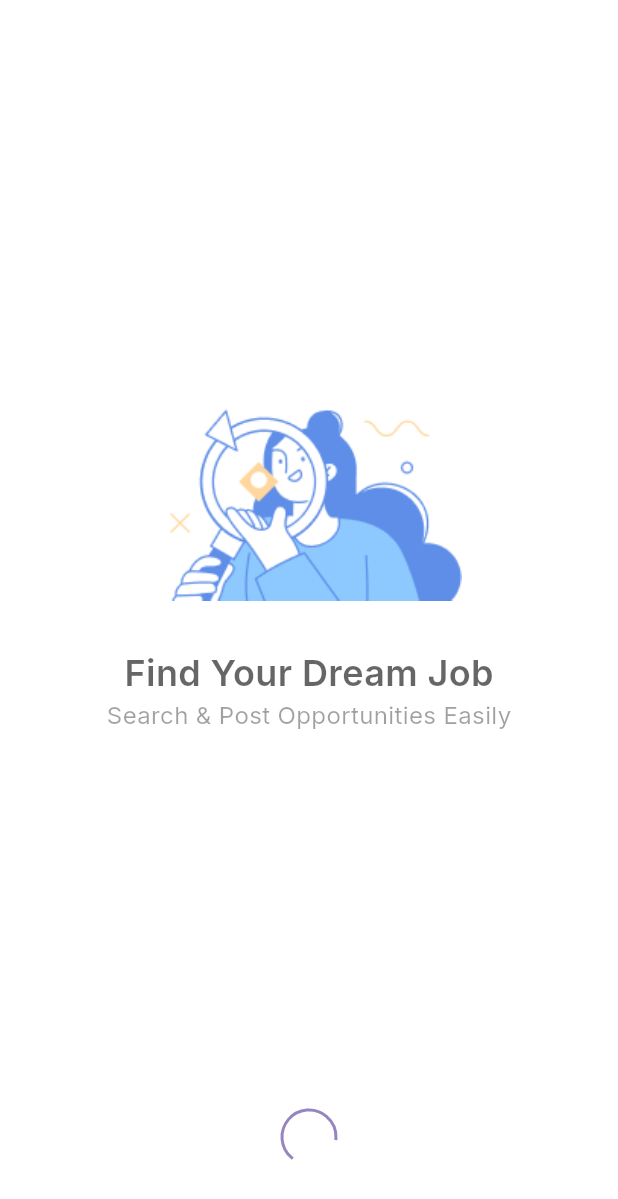
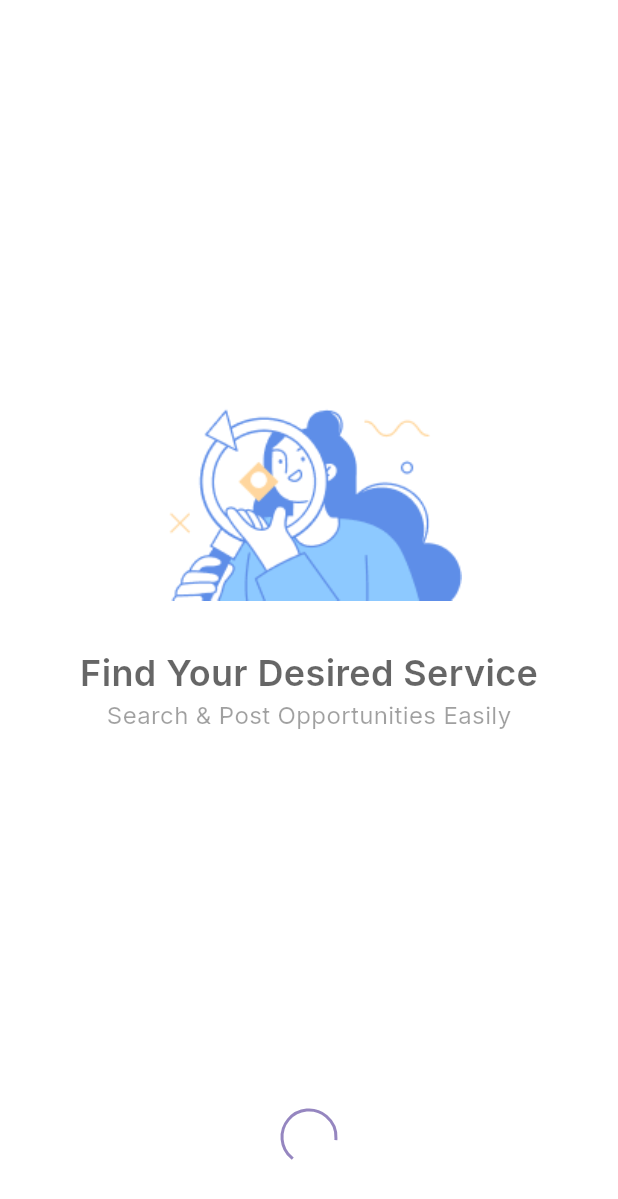
Before and after one commit to goutam2597/xgenious_task, a Flutter app: the first screen one second after launch, on a phone screen of 412 x 824 dp. Shown: the top 1199 px of the screen. Run offline on Flutter 3.47's test engine with Material 3 defaults, Android fonts, the phone set to English and light mode, and no system bars; our stand-ins replace cached_network_image, carousel_slider, flutter_svg, get, stylish_bottom_bar.

```diff
--- a/lib/features/home/ui/screens/splash_screen.dart
+++ b/lib/features/home/ui/screens/splash_screen.dart
@@ -70,7 +70,7 @@ class _SplashScreenState extends State<SplashScreen>
               const SizedBox(height: 16),
 
               const Text(
-                'Find Your Dream Job',
+                'Find Your Desired Service',
                 style: TextStyle(
                   fontSize: 24,
                   fontWeight: FontWeight.w600,
```
